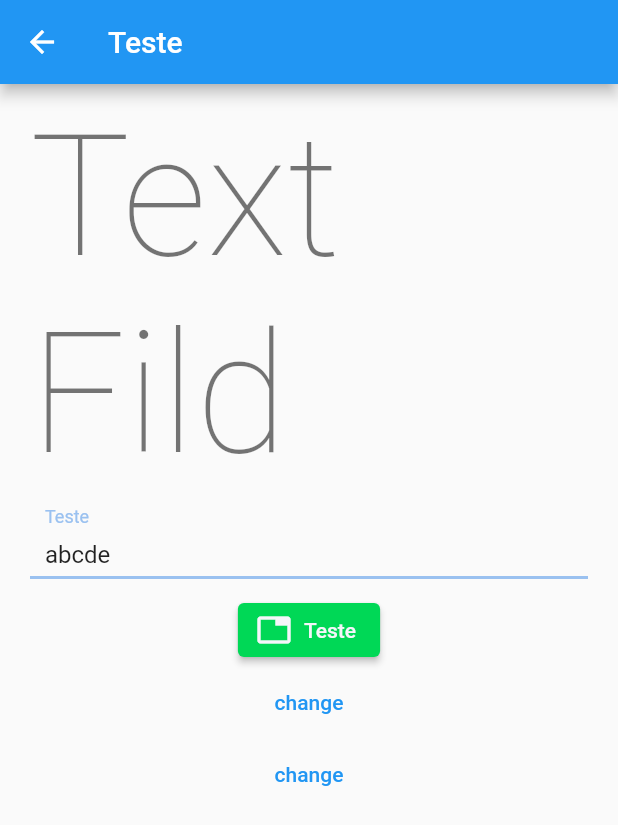
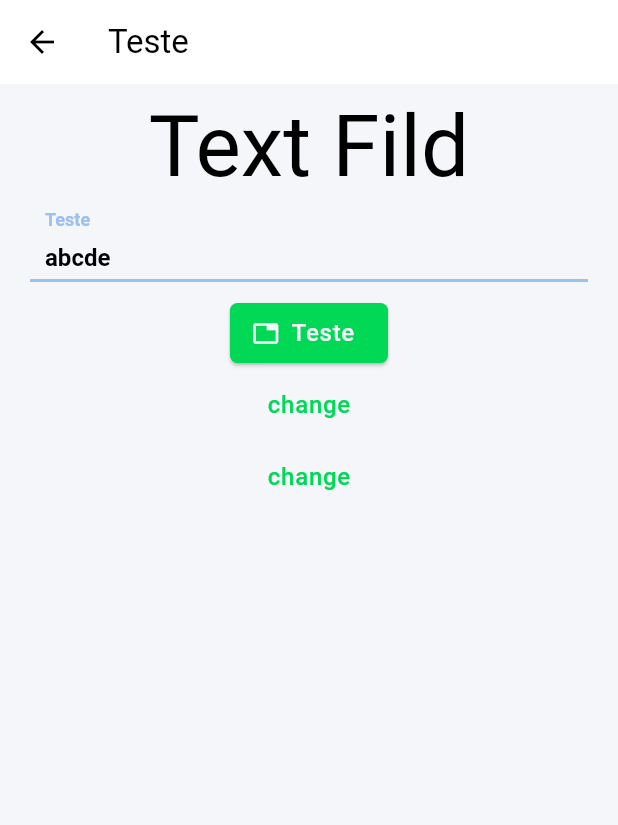
Before and after one commit to eduardohr-muniz/paipfood_package, a Flutter app: the screen it shows after launch, on a phone screen of 412 x 824 dp. Shown: the top 825 px of the screen. Run offline on Flutter 3.47's test engine with Material 2 defaults, Android fonts, the phone set to English and light mode, and no system bars; our stand-ins replace flutter_svg, toastification; missing offline and left inert: paipfood_dependencies.

```diff
--- a/example/lib/main.dart
+++ b/example/lib/main.dart
@@ -15,9 +15,9 @@ class MyApp extends StatelessWidget {
   Widget build(BuildContext context) {
     return MaterialApp(
       title: 'Flutter Demo',
-      theme: ThemesExtension.darkTheme,
+      theme: ThemeCustom.lightTheme,
       themeMode: ThemeMode.light,
-      darkTheme: ThemesExtension.darkTheme,
+      darkTheme: ThemeCustom.darkTheme,
       routes: {
         "/": (context) => const BotoesPage(),
         "/teste/": (context) => const TestePage(),
--- a/lib/paipfood_package.dart
+++ b/lib/paipfood_package.dart
@@ -2,7 +2,7 @@
 
 library paipfood_package;
 
-import 'package:paipfood_dependencies/paipfood_dependencies.dart';
+export 'package:paipfood_dependencies/paipfood_dependencies.dart';
 // dependencies
 import 'dart:io';
 import 'dart:async';
@@ -10,6 +10,7 @@ import 'dart:math';
 import 'package:flutter/foundation.dart';
 import 'package:flutter/material.dart';
 import 'package:flutter/services.dart';
+import 'package:paipfood_package/paipfood_package.dart';
 import 'src/core/interfaces/local_storage/i_local_storage.dart';
 import 'src/core/interfaces/messages/i_messages.dart';
 import 'src/core/log/conf_log.dart';
--- a/lib/src/extensions/theme_extension.dart
+++ b/lib/src/extensions/theme_extension.dart
@@ -1,7 +1,7 @@
 part of 'package:paipfood_package/paipfood_package.dart';
 
-class ThemeExtension {
-  ThemeExtension._();
+class ThemeCustom {
+  ThemeCustom._();
   ColorExtension colorExtension = ColorExtension();
 
   static FilledButtonThemeData filledButtonTheme = FilledButtonThemeData(
```
Also changed, not shown: 1 other file.
